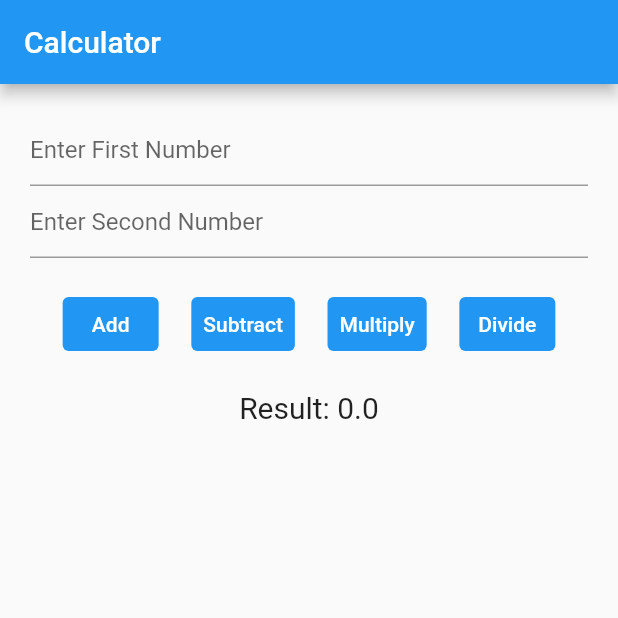
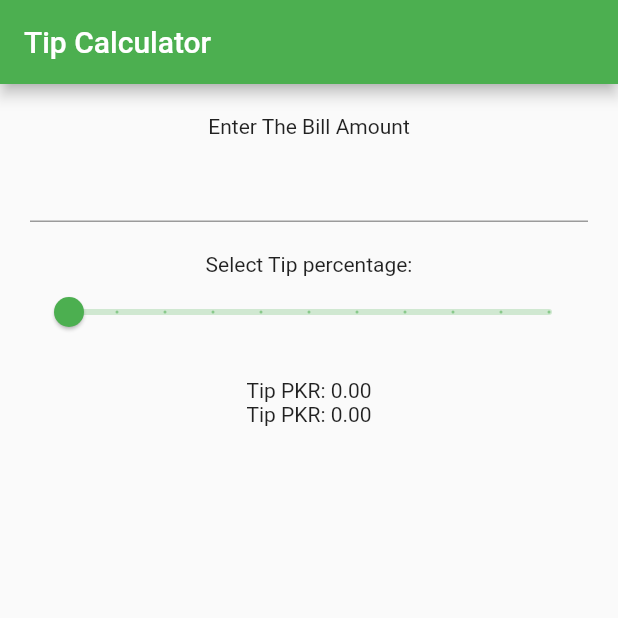
Before and after one commit to Bisma-Baloch/The-Flutter-Way, a Flutter app: the screen it shows after launch, on a phone screen of 412 x 824 dp, the top half of it. Run offline on Flutter 3.47's test engine with Material 2 defaults, Android fonts, the phone set to English and light mode, and no system bars.

Commit message:
Assignment #2

```diff
--- /dev/null
+++ b/lib/app/tip_calculator_app.dart
@@ -0,0 +1,12 @@
+import 'package:flutter/material.dart';
+import 'package:the_flutter_way/screens/tip_calculator_screen.dart';
+
+class CalculatorTipApp extends StatelessWidget {
+  @override
+  Widget build(BuildContext context) {
+    return MaterialApp(
+      theme: ThemeData(primarySwatch: Colors.green),
+      home: CalculatorTipScreen(),
+    );
+  }
+}
--- a/lib/main.dart
+++ b/lib/main.dart
@@ -1,8 +1,8 @@
 import 'package:flutter/material.dart';
-import 'package:the_flutter_way/app/calculator_app.dart';
+import 'package:the_flutter_way/app/tip_calculator_app.dart';
 
 void main() {
-  runApp(CalculatorApp());
+  runApp(CalculatorTipApp());
 }
 
 class MyApp extends StatelessWidget {
--- /dev/null
+++ b/lib/screens/tip_calculator_screen.dart
@@ -0,0 +1,65 @@
+import 'package:flutter/material.dart';
+
+class CalculatorTipScreen extends StatefulWidget {
+  @override
+  State<CalculatorTipScreen> createState() => _CalculatorTipScreenState();
+}
+
+class _CalculatorTipScreenState extends State<CalculatorTipScreen> {
+  double tipPercentage = 0;
+  double billAmount = 0;
+  double tipAmount = 0;
+  double totalAmount = 0;
+
+  @override
+  Widget build(BuildContext context) {
+    return Scaffold(
+      appBar: AppBar(title: const Text('Tip Calculator')),
+      body: _buildMainWidget(context),
+    );
+  }
+
+  Widget _buildMainWidget(BuildContext context) {
+    return Container(
+      padding: EdgeInsets.all(20),
+      child: Column(
+        children: [
+          Text("Enter The Bill Amount"),
+          SizedBox(
+            height: 8,
+          ),
+          TextField(
+              keyboardType: TextInputType.number,
+              onChanged: (value) {
+                setState(() {
+                  billAmount = double.parse(value);
+                });
+              }),
+          SizedBox(
+            height: 20,
+          ),
+          Text("Select Tip percentage:"),
+          Slider(
+              value: tipPercentage,
+              max: 30,
+              divisions: 10,
+              label: '${tipPercentage.toInt()}%',
+              onChanged: (double value) {
+                setState(() {
+                  tipPercentage = value;
+                  calculateTipAmount();
+                });
+              }),
+          SizedBox(height: 20),
+          Text("Tip PKR: ${tipAmount.toStringAsFixed(2)}"),
+          Text("Tip PKR: ${totalAmount.toStringAsFixed(2)}"),
+        ],
+      ),
+    );
+  }
+
+  void calculateTipAmount() {
+    tipAmount = (billAmount * tipPercentage) / 100;
+    totalAmount = billAmount + tipAmount;
+  }
+}
```
